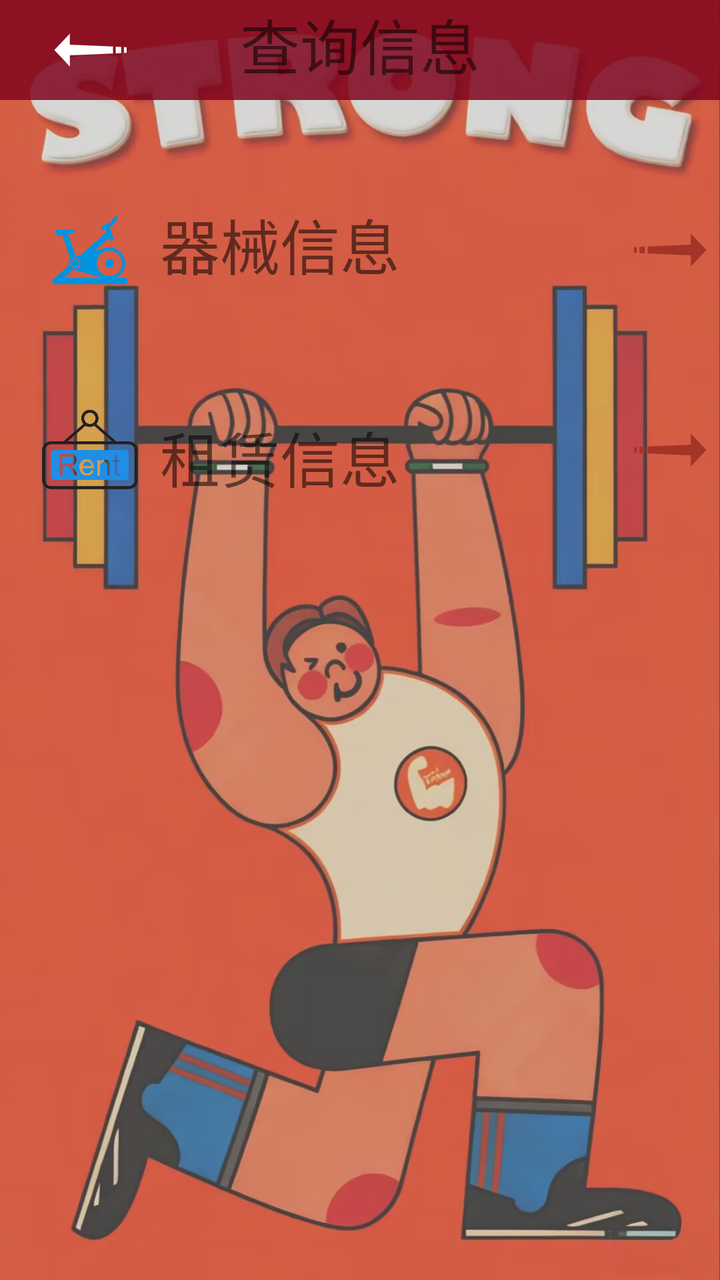
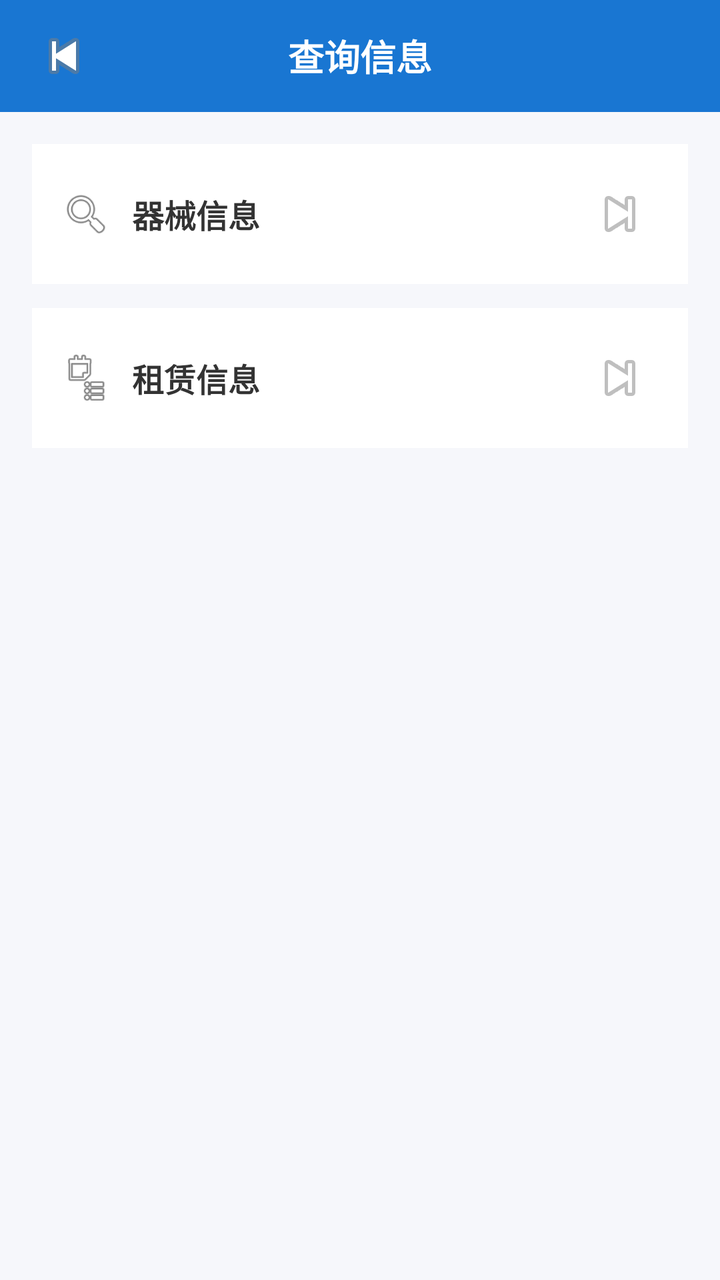

Screens rendered from an Android XML layout before and after an edit, with the pre-edit source and the edit as a unified diff.
<!-- AndroidManifest.xml: application theme AppTheme -->
<!-- res/layout/activity_admin_select_message.xml -->
<?xml version="1.0" encoding="utf-8"?>
<LinearLayout xmlns:android="http://schemas.android.com/apk/res/android"
    xmlns:app="http://schemas.android.com/apk/res-auto"
    xmlns:tools="http://schemas.android.com/tools"
    android:background="@drawable/i4"
    android:layout_width="match_parent"
    android:layout_height="match_parent"
    android:orientation="vertical"
    tools:context="com.example.administrator.sportmanager.admin.houtai_admin.admin_select_message">

    <RelativeLayout
        android:layout_width="match_parent"
        android:layout_height="50dp"
        android:background="#D77F041D">

        <TextView
            android:layout_marginTop="0dp"
            android:layout_width="match_parent"
            android:layout_height="wrap_content"
            android:gravity="center_horizontal"
            android:text="查询信息"
            android:textSize="30sp"  />

        <ImageButton
            android:id="@+id/sel_back"
            android:layout_width="50dp"
            android:layout_height="50dp"
            android:layout_alignParentLeft="true"
            android:layout_alignParentStart="true"
            android:layout_centerVertical="true"
            android:layout_marginLeft="20dp"
            android:background="@color/transparent"
            app:srcCompat="@mipmap/left_arrow" />

    </RelativeLayout>

    <RelativeLayout
        android:layout_marginTop="50dp"
        android:layout_marginLeft="20dp"
        android:layout_width="match_parent"
        android:layout_height="wrap_content"
        android:layout_gravity="center_vertical"

        android:orientation="horizontal">

        <ImageView
            android:id="@+id/Sport_info"
            android:layout_width="50dp"
            android:layout_height="50dp"
            android:layout_alignParentLeft="true"
            android:background="@color/transparent"
            android:src="@mipmap/sport_info" />

        <TextView
            android:layout_width="wrap_content"
            android:layout_height="wrap_content"
            android:layout_marginLeft="10dp"
            android:layout_toEndOf="@+id/Sport_info"
            android:layout_toRightOf="@+id/Sport_info"
            android:gravity="center_vertical"
            android:text="器械信息"
            android:textSize="30sp" />

        <ImageButton
            android:id="@+id/ad_select_sports"
            android:layout_width="50dp"
            android:layout_height="50dp"
            android:layout_alignParentRight="true"
            android:layout_gravity="right"
            android:background="@color/transparent"
            android:src="@mipmap/right_arrow" />

    </RelativeLayout>

    <RelativeLayout
        android:layout_marginTop="50dp"
        android:layout_marginLeft="20dp"
        android:layout_width="match_parent"
        android:layout_height="wrap_content"
        android:layout_gravity="center_vertical"

        android:orientation="horizontal">

        <ImageView
            android:id="@+id/brrow_info"
            android:layout_width="50dp"
            android:layout_height="50dp"
            android:background="@color/transparent"
            android:src="@mipmap/brow" />

        <TextView
            android:layout_width="wrap_content"
            android:layout_height="wrap_content"
            android:layout_alignBottom="@id/brrow_info"
            android:layout_marginLeft="10dp"
            android:layout_toEndOf="@id/brrow_info"
            android:layout_toRightOf="@id/brrow_info"
            android:text="租赁信息"
            android:textSize="30sp" />

        <ImageButton
            android:id="@+id/ad_select_brrow"
            android:layout_width="50dp"
            android:layout_height="50dp"
            android:layout_alignParentRight="true"
            android:layout_gravity="right"
            android:background="@color/transparent"
            android:src="@mipmap/right_arrow" />
    </RelativeLayout>

</LinearLayout>
<!-- resources referenced by this layout -->
<resources>
  <color name="transparent">#00000000</color>
  <!-- drawable i4: jpg bitmap (drawable, 135880 bytes) -->
  <!-- mipmap brow: png bitmap (mipmap-xxhdpi, 12656 bytes) -->
  <!-- mipmap left_arrow: png bitmap (mipmap-xxhdpi, 874 bytes) -->
  <!-- mipmap right_arrow: png bitmap (mipmap-xxhdpi, 1326 bytes) -->
  <!-- mipmap sport_info: png bitmap (mipmap-hdpi, 10041 bytes) -->
  <style name="AppTheme" parent="Theme.MaterialComponents.Light.NoActionBar">
          <item name="colorPrimary">#81041D</item>
          <item name="colorPrimaryVariant">#80041D</item>
          <item name="colorSecondary">#81041D</item>
      </style>
</resources>

<!-- the commit's change to res/layout/activity_admin_select_message.xml (unified diff, before → after) -->
@@ -1,111 +1,106 @@
 <?xml version="1.0" encoding="utf-8"?>
 <LinearLayout xmlns:android="http://schemas.android.com/apk/res/android"
-    xmlns:app="http://schemas.android.com/apk/res-auto"
-    xmlns:tools="http://schemas.android.com/tools"
-    android:background="@drawable/i4"
     android:layout_width="match_parent"
     android:layout_height="match_parent"
-    android:orientation="vertical"
-    tools:context="com.example.administrator.sportmanager.admin.houtai_admin.admin_select_message">
+    android:background="#F6F7FB"
+    android:orientation="vertical">
 
     <RelativeLayout
         android:layout_width="match_parent"
-        android:layout_height="50dp"
-        android:background="#D77F041D">
-
-        <TextView
-            android:layout_marginTop="0dp"
-            android:layout_width="match_parent"
-            android:layout_height="wrap_content"
-            android:gravity="center_horizontal"
-            android:text="查询信息"
-            android:textSize="30sp"  />
-
-        <ImageButton
-            android:id="@+id/sel_back"
-            android:layout_width="50dp"
-            android:layout_height="50dp"
-            android:layout_alignParentLeft="true"
-            android:layout_alignParentStart="true"
-            android:layout_centerVertical="true"
-            android:layout_marginLeft="20dp"
-            android:background="@color/transparent"
-            app:srcCompat="@mipmap/left_arrow" />
-
-    </RelativeLayout>
-
-    <RelativeLayout
-        android:layout_marginTop="50dp"
-        android:layout_marginLeft="20dp"
-        android:layout_width="match_parent"
-        android:layout_height="wrap_content"
-        android:layout_gravity="center_vertical"
-
-        android:orientation="horizontal">
-
-        <ImageView
-            android:id="@+id/Sport_info"
-            android:layout_width="50dp"
-            android:layout_height="50dp"
-            android:layout_alignParentLeft="true"
-            android:background="@color/transparent"
-            android:src="@mipmap/sport_info" />
+        android:layout_height="56dp"
+        android:background="#1976D2"
+        android:paddingStart="12dp"
+        android:paddingEnd="12dp">
 
         <TextView
             android:layout_width="wrap_content"
             android:layout_height="wrap_content"
-            android:layout_marginLeft="10dp"
-            android:layout_toEndOf="@+id/Sport_info"
-            android:layout_toRightOf="@+id/Sport_info"
-            android:gravity="center_vertical"
-            android:text="器械信息"
-            android:textSize="30sp" />
+            android:layout_centerInParent="true"
+            android:text="查询信息"
+            android:textColor="@android:color/white"
+            android:textSize="18sp"
+            android:textStyle="bold" />
 
         <ImageButton
-            android:id="@+id/ad_select_sports"
-            android:layout_width="50dp"
-            android:layout_height="50dp"
-            android:layout_alignParentRight="true"
-            android:layout_gravity="right"
-            android:background="@color/transparent"
-            android:src="@mipmap/right_arrow" />
-
+            android:id="@+id/sel_back"
+            android:layout_width="40dp"
+            android:layout_height="40dp"
+            android:layout_alignParentStart="true"
+            android:layout_centerVertical="true"
+            android:background="@android:color/transparent"
+            android:src="@android:drawable/ic_media_previous" />
     </RelativeLayout>
 
-    <RelativeLayout
-        android:layout_marginTop="50dp"
-        android:layout_marginLeft="20dp"
+    <LinearLayout
         android:layout_width="match_parent"
         android:layout_height="wrap_content"
-        android:layout_gravity="center_vertical"
+        android:padding="16dp"
+        android:orientation="vertical">
 
-        android:orientation="horizontal">
+        
+        <LinearLayout
+            android:layout_width="match_parent"
+            android:layout_height="70dp"
+            android:background="@android:color/white"
+            android:gravity="center_vertical"
+            android:padding="14dp"
+            android:orientation="horizontal">
 
-        <ImageView
-            android:id="@+id/brrow_info"
-            android:layout_width="50dp"
-            android:layout_height="50dp"
-            android:background="@color/transparent"
-            android:src="@mipmap/brow" />
+            <ImageView
+                android:layout_width="26dp"
+                android:layout_height="26dp"
+                android:src="@android:drawable/ic_menu_search" />
 
-        <TextView
-            android:layout_width="wrap_content"
-            android:layout_height="wrap_content"
-            android:layout_alignBottom="@id/brrow_info"
-            android:layout_marginLeft="10dp"
-            android:layout_toEndOf="@id/brrow_info"
-            android:layout_toRightOf="@id/brrow_info"
-            android:text="租赁信息"
-            android:textSize="30sp" />
+            <TextView
+                android:layout_width="0dp"
+                android:layout_height="wrap_content"
+                android:layout_weight="1"
+                android:layout_marginStart="10dp"
+                android:text="器械信息"
+                android:textSize="16sp"
+                android:textStyle="bold"
+                android:textColor="#333333" />
 
-        <ImageButton
-            android:id="@+id/ad_select_brrow"
-            android:layout_width="50dp"
-            android:layout_height="50dp"
-            android:layout_alignParentRight="true"
-            android:layout_gravity="right"
-            android:background="@color/transparent"
-            android:src="@mipmap/right_arrow" />
-    </RelativeLayout>
+            <ImageButton
+                android:id="@+id/ad_select_sports"
+                android:layout_width="40dp"
+                android:layout_height="40dp"
+                android:background="@android:color/transparent"
+                android:src="@android:drawable/ic_media_next" />
+        </LinearLayout>
 
+        
+        <LinearLayout
+            android:layout_width="match_parent"
+            android:layout_height="70dp"
+            android:background="@android:color/white"
+            android:gravity="center_vertical"
+            android:padding="14dp"
+            android:layout_marginTop="12dp"
+            android:orientation="horizontal">
+
+            <ImageView
+                android:layout_width="26dp"
+                android:layout_height="26dp"
+                android:src="@android:drawable/ic_menu_agenda" />
+
+            <TextView
+                android:layout_width="0dp"
+                android:layout_height="wrap_content"
+                android:layout_weight="1"
+                android:layout_marginStart="10dp"
+                android:text="租赁信息"
+                android:textSize="16sp"
+                android:textStyle="bold"
+                android:textColor="#333333" />
+
+            <ImageButton
+                android:id="@+id/ad_select_brrow"
+                android:layout_width="40dp"
+                android:layout_height="40dp"
+                android:background="@android:color/transparent"
+                android:src="@android:drawable/ic_media_next" />
+        </LinearLayout>
+
+    </LinearLayout>
 </LinearLayout>
<!-- resource entries referenced after the edit -->
@@ -1,11 +1,5 @@
 <!-- resources referenced by this layout -->
 <resources>
-  <color name="transparent">#00000000</color>
-  <!-- drawable i4: jpg bitmap (drawable, 135880 bytes) -->
-  <!-- mipmap brow: png bitmap (mipmap-xxhdpi, 12656 bytes) -->
-  <!-- mipmap left_arrow: png bitmap (mipmap-xxhdpi, 874 bytes) -->
-  <!-- mipmap right_arrow: png bitmap (mipmap-xxhdpi, 1326 bytes) -->
-  <!-- mipmap sport_info: png bitmap (mipmap-hdpi, 10041 bytes) -->
   <style name="AppTheme" parent="Theme.MaterialComponents.Light.NoActionBar">
           <item name="colorPrimary">#81041D</item>
           <item name="colorPrimaryVariant">#80041D</item>
